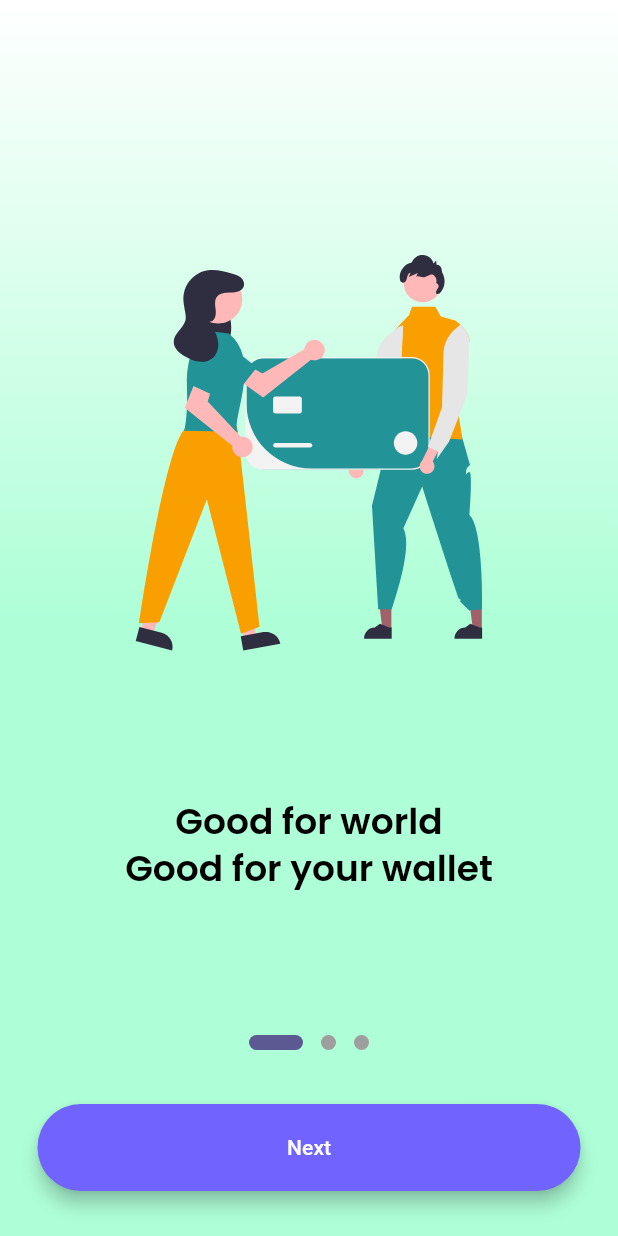
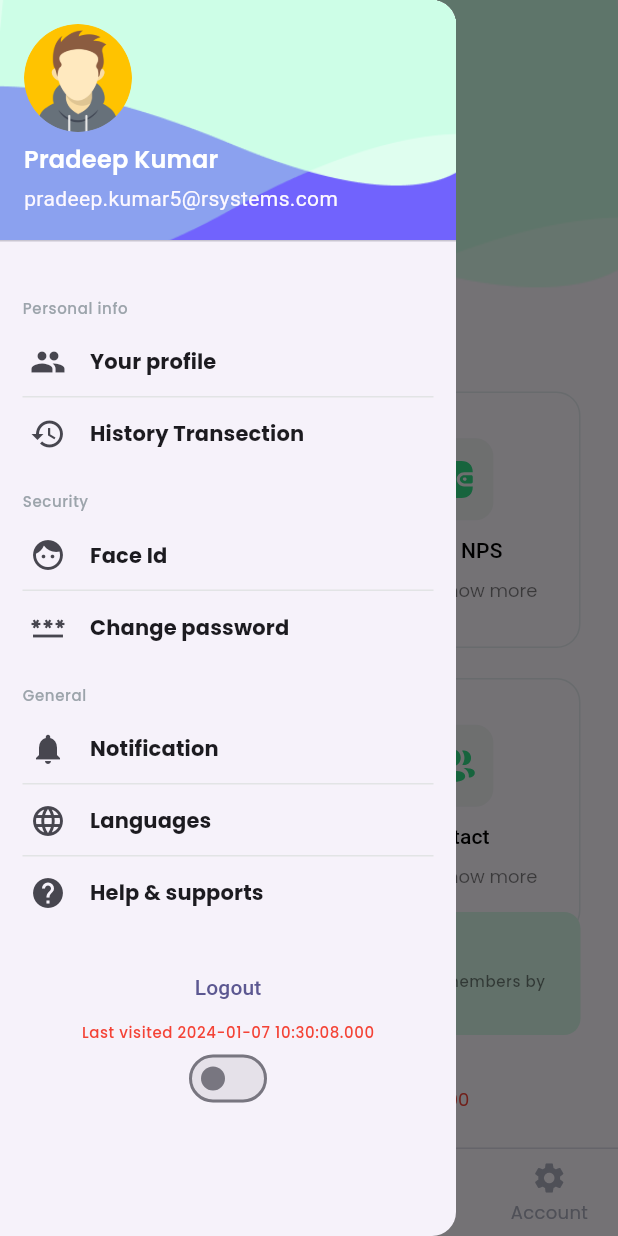
Before and after one commit to frontendweb-sg/shoal_app, a Flutter app: the screen it shows after launch, with the side drawer open (before the commit the screen has no drawer), on a phone screen of 412 x 824 dp. Run offline on Flutter 3.47's test engine with Material 3 defaults, Android fonts, the phone set to English and light mode, and no system bars; drawn by our look-alikes of dots_indicator; our stand-ins replace dio, equatable, flutter_riverpod, flutter_svg, google_fonts, riverpod_annotation and 1 more; generated files the repository leaves out were written again; project files that could hold a hidden picture were left out.

Commit message:
add home page

```diff
--- /dev/null
+++ b/lib/core/common/menu.dart
@@ -0,0 +1,18 @@
+import 'package:flutter/material.dart';
+
+class Menu {
+  final int? id;
+  final String? title;
+  final Icon? icon;
+  final String? subtitle;
+  final Function(BuildContext context)? onPressed;
+  final List<Menu>? childrens;
+  Menu({
+    this.id,
+    this.title,
+    this.subtitle,
+    this.icon,
+    this.onPressed,
+    this.childrens,
+  });
+}
--- a/lib/main.dart
+++ b/lib/main.dart
@@ -1,6 +1,7 @@
 import 'package:flutter/material.dart';
 import 'package:flutter_riverpod/flutter_riverpod.dart';
 import 'package:shoal_app/config/theme/theme.dart';
+import 'package:shoal_app/modules/home/presenter/pages/home.dart';
 import 'package:shoal_app/modules/splash/presenter/pages/splash.dart';
 
 void main() {
@@ -21,7 +22,7 @@ class MyApp extends StatelessWidget {
       title: 'Flutter Demo',
       theme: lightTheme,
       darkTheme: darkTheme,
-      home: const SplashScreen(),
+      home: const HomeScreen(),
     );
   }
 }
--- /dev/null
+++ b/lib/modules/account/presenter/pages/setting_screen.dart
@@ -0,0 +1,21 @@
+import 'package:flutter/material.dart';
+
+class AccountScreen extends StatelessWidget {
+  const AccountScreen({super.key});
+
+  @override
+  Widget build(BuildContext context) {
+    return const Scaffold(
+      body: SafeArea(
+        child: SingleChildScrollView(
+          child: Padding(
+            padding: EdgeInsets.all(10.0),
+            child: Center(
+              child: Text('AccountScreen screen '),
+            ),
+          ),
+        ),
+      ),
+    );
+  }
+}
--- a/lib/modules/auth/presenter/pages/login.dart
+++ b/lib/modules/auth/presenter/pages/login.dart
@@ -176,9 +176,6 @@ class _LoginScreenState extends ConsumerState<LoginScreen> {
               ),
             ],
           ),
-          const SizedBox(
-            height: 20,
-          ),
         ],
       ),
     );
--- a/lib/modules/auth/presenter/pages/register.dart
+++ b/lib/modules/auth/presenter/pages/register.dart
@@ -151,9 +151,6 @@ class _RegisterScreenState extends State<RegisterScreen> {
               return null;
             },
           ),
-          const SizedBox(
-            height: 20,
-          ),
         ],
       ),
     );
--- /dev/null
+++ b/lib/modules/history/presenter/pages/history_screen.dart
@@ -0,0 +1,21 @@
+import 'package:flutter/material.dart';
+
+class HistoryScreen extends StatelessWidget {
+  const HistoryScreen({super.key});
+
+  @override
+  Widget build(BuildContext context) {
+    return const Scaffold(
+      body: SafeArea(
+        child: SingleChildScrollView(
+          child: Padding(
+            padding: EdgeInsets.all(10.0),
+            child: Center(
+              child: Text('History screen world'),
+            ),
+          ),
+        ),
+      ),
+    );
+  }
+}
--- /dev/null
+++ b/lib/modules/home/presenter/pages/home.dart
@@ -0,0 +1,42 @@
+import 'package:flutter/material.dart';
+import 'package:flutter_riverpod/flutter_riverpod.dart';
+import 'package:shoal_app/core/i18n/contents.dart';
+import 'package:shoal_app/modules/account/presenter/pages/setting_screen.dart';
+import 'package:shoal_app/modules/history/presenter/pages/history_screen.dart';
+import 'package:shoal_app/modules/home/presenter/widgets/home_content.dart';
+import 'package:shoal_app/modules/wallet/presenter/pages/wallet_screen.dart';
+import 'package:shoal_app/shared/providers/tab.dart';
+import 'package:shoal_app/shared/widgets/bottom_tab.dart';
+import 'package:shoal_app/shared/widgets/navbar.dart';
+import 'package:shoal_app/shared/widgets/sidebar.dart';
+
+class HomeScreen extends ConsumerStatefulWidget {
+  const HomeScreen({super.key});
+  @override
+  ConsumerState<HomeScreen> createState() {
+    return _HomeScreenState();
+  }
+}
+
+class _HomeScreenState extends ConsumerState<HomeScreen> {
+  @override
+  Widget build(BuildContext context) {
+    final currentTabIndex = ref.watch(tabProvider);
+
+    Widget screen = const HomeScreenContent();
+
+    if (currentTabIndex == 1) screen = const HistoryScreen();
+    if (currentTabIndex == 2) screen = const WalletScreen();
+    if (currentTabIndex == 3) screen = const AccountScreen();
+
+    return Scaffold(
+      extendBodyBehindAppBar: true,
+      appBar: const Navbar(
+        title: AppContent.strHomeText,
+      ),
+      drawer: Sidebar(),
+      body: screen,
+      bottomNavigationBar: const BottomNavigation(),
+    );
+  }
+}
--- /dev/null
+++ b/lib/modules/home/presenter/widgets/home_content.dart
@@ -0,0 +1,104 @@
+import 'package:flutter/material.dart';
+import 'package:flutter_riverpod/flutter_riverpod.dart';
+import 'package:shoal_app/config/theme/typography.dart';
+import 'package:shoal_app/core/constants/images.dart';
+import 'package:shoal_app/core/i18n/contents.dart';
+import 'package:shoal_app/modules/home/presenter/widgets/horizontal_panel.dart';
+import 'package:shoal_app/modules/home/presenter/widgets/panel.dart';
+
+class HomeScreenContent extends ConsumerWidget {
+  const HomeScreenContent({super.key});
+  @override
+  Widget build(BuildContext context, WidgetRef ref) {
+    return Stack(
+      alignment: Alignment.center,
+      children: [
+        Positioned(
+          top: 0,
+          left: 0,
+          right: 0,
+          child: Image.asset(
+            isAntiAlias: true,
+            AppImage.imgHomeScreenBg,
+            fit: BoxFit.contain,
+          ),
+        ),
+        Container(
+          padding: const EdgeInsets.fromLTRB(25.0, 205.0, 25.0, 75.0),
+          width: MediaQuery.of(context).size.width,
+          child: Column(
+            children: [
+              Expanded(
+                child: GridView.count(
+                  shrinkWrap: true,
+                  crossAxisCount: 2,
+                  mainAxisSpacing: 20.0,
+                  crossAxisSpacing: 20.0,
+                  children: [
+                    panelCard(
+                      context,
+                      image: AppImage.imgSendIcon,
+                      onPressed: () {
+                        Navigator.of(context).push(
+                          MaterialPageRoute(
+                            builder: (builder) => const Center(),
+                          ),
+                        );
+                      },
+                      label: AppContent.strApplyLoan,
+                    ),
+                    panelCard(
+                      context,
+                      image: AppImage.imgWalletIcon,
+                      onPressed: () {
+                        Navigator.of(context).push(
+                          MaterialPageRoute(
+                            builder: (builder) => const Center(),
+                          ),
+                        );
+                      },
+                      label: AppContent.strApplyNPS,
+                    ),
+                    panelCard(
+                      context,
+                      image: AppImage.imgLoginIcon,
+                      onPressed: () {
+                        Navigator.of(context).push(
+                          MaterialPageRoute(
+                            builder: (builder) => const Center(),
+                          ),
+                        );
+                      },
+                      label: AppContent.strRequest,
+                    ),
+                    panelCard(
+                      context,
+                      image: AppImage.imgUserIcon,
+                      onPressed: () {
+                        Navigator.of(context).push(
+                          MaterialPageRoute(
+                            builder: (builder) => const Center(),
+                          ),
+                        );
+                      },
+                      label: AppContent.strContact,
+                    )
+                  ],
+                ),
+              ),
+              horizontalPanel(context),
+            ],
+          ),
+        ),
+        Positioned(
+          bottom: 25.0,
+          child: textDisplayMedium(
+            context,
+            color: Colors.red,
+            label: 'Last visited: ${DateTime.now()}',
+          ),
+        )
+      ],
+    );
+  }
+}
--- /dev/null
+++ b/lib/modules/home/presenter/widgets/horizontal_panel.dart
@@ -0,0 +1,50 @@
+import 'package:flutter/material.dart';
+import 'package:flutter_svg/flutter_svg.dart';
+import 'package:shoal_app/config/theme/colors.dart';
+import 'package:shoal_app/config/theme/typography.dart';
+import 'package:shoal_app/core/constants/images.dart';
+import 'package:shoal_app/core/i18n/contents.dart';
+
+Widget horizontalPanel(BuildContext context) {
+  return Container(
+    height: 82.0,
+    width: double.infinity,
+    padding: const EdgeInsets.symmetric(horizontal: 15.0, vertical: 10.0),
+    decoration: BoxDecoration(
+      color: AppColor.kLightGreen,
+      borderRadius: BorderRadius.circular(11.0),
+    ),
+    child: Row(
+      children: [
+        Container(
+          width: 66.68,
+          height: 56,
+          color: AppColor.kGrayLight,
+          child: SvgPicture.asset(AppImage.imgSharingIcon),
+        ),
+        const SizedBox(
+          width: 15,
+        ),
+        Expanded(
+          child: Column(
+            mainAxisAlignment: MainAxisAlignment.center,
+            mainAxisSize: MainAxisSize.max,
+            crossAxisAlignment: CrossAxisAlignment.start,
+            children: [
+              textDisplayMedium(
+                context,
+                color: AppColor.kBlack,
+                label: AppContent.strSharingCaring,
+              ),
+              const SizedBox(height: 10.0),
+              textBodySmall(
+                context,
+                label: AppContent.strShareContent,
+              )
+            ],
+          ),
+        )
+      ],
+    ),
+  );
+}
--- /dev/null
+++ b/lib/modules/home/presenter/widgets/panel.dart
@@ -0,0 +1,59 @@
+import 'package:flutter/material.dart';
+import 'package:flutter_svg/flutter_svg.dart';
+import 'package:shoal_app/config/theme/colors.dart';
+import 'package:shoal_app/config/theme/typography.dart';
+import 'package:shoal_app/core/i18n/contents.dart';
+
+Widget panelCard(
+  BuildContext context, {
+  required Function() onPressed,
+  required String label,
+  String? image,
+  Icon? icon,
+}) {
+  return Ink(
+    decoration: BoxDecoration(
+      color: AppColor.kTransparent,
+      border: Border.all(
+        color: AppColor.kCardBorderColor,
+        style: BorderStyle.solid,
+        width: 1,
+      ),
+      borderRadius: BorderRadius.circular(16.0),
+    ),
+    child: InkWell(
+      borderRadius: BorderRadius.circular(16),
+      highlightColor: AppColor.kCardHighlightColor,
+      onTap: () {
+        print("HI");
+      },
+      child: Padding(
+        padding: const EdgeInsets.all(20.0),
+        child: Column(
+          mainAxisAlignment: MainAxisAlignment.center,
+          children: [
+            Container(
+              width: 54.81,
+              height: 54.81,
+              padding: const EdgeInsets.all(10.0),
+              decoration: BoxDecoration(
+                color: AppColor.kGrayLight,
+                borderRadius: BorderRadius.circular(12.0),
+              ),
+              child: SvgPicture.asset(image!),
+            ),
+            Padding(
+              padding: const EdgeInsets.symmetric(vertical: 10.0),
+              child: textBodyLarge(
+                context,
+                label: label,
+                color: AppColor.kBlack,
+              ),
+            ),
+            textDisplayMedium(context, label: AppContent.strClickToKnowMore)
+          ],
+        ),
+      ),
+    ),
+  );
+}
--- /dev/null
+++ b/lib/modules/wallet/presenter/pages/wallet_screen.dart
@@ -0,0 +1,21 @@
+import 'package:flutter/material.dart';
+
+class WalletScreen extends StatelessWidget {
+  const WalletScreen({super.key});
+
+  @override
+  Widget build(BuildContext context) {
+    return const Scaffold(
+      body: SafeArea(
+        child: SingleChildScrollView(
+          child: Padding(
+            padding: EdgeInsets.all(10.0),
+            child: Center(
+              child: Text('wallet screen '),
+            ),
+          ),
+        ),
+      ),
+    );
+  }
+}
--- /dev/null
+++ b/lib/shared/providers/tab.dart
@@ -0,0 +1,13 @@
+import 'package:riverpod_annotation/riverpod_annotation.dart';
+
+part 'tab.g.dart';
+
+@riverpod
+class Tab extends _$Tab {
+  @override
+  int build() => 0;
+
+  void onTabChange(int value) {
+    state = value;
+  }
+}
--- /dev/null
+++ b/lib/shared/providers/theme_riverpod.dart
@@ -0,0 +1,8 @@
+import 'package:flutter_riverpod/flutter_riverpod.dart';
+
+///
+/// Theme provider
+/// Later will need to change make it more verbose
+/// now only updating true/false
+///
+final themeProvider = StateProvider<bool>((ref) => false);
--- /dev/null
+++ b/lib/shared/widgets/bottom_tab.dart
@@ -0,0 +1,54 @@
+import 'package:flutter/material.dart';
+import 'package:flutter_riverpod/flutter_riverpod.dart';
+import 'package:shoal_app/config/theme/colors.dart';
+import 'package:shoal_app/core/constants/icons.dart';
+import 'package:shoal_app/core/i18n/contents.dart';
+import 'package:shoal_app/shared/providers/tab.dart';
+
+class BottomNavigation extends ConsumerWidget {
+  const BottomNavigation({super.key});
+
+  @override
+  Widget build(BuildContext context, WidgetRef ref) {
+    final currentIndex = ref.watch(tabProvider);
+
+    return Container(
+      decoration: const BoxDecoration(
+        border: Border(
+          top: BorderSide(
+              color: AppColor.kBottomNavigationBorderColor,
+              width: 1,
+              style: BorderStyle.solid),
+        ),
+      ),
+      child: BottomNavigationBar(
+          onTap: (index) => ref.read(tabProvider.notifier).onTabChange(index),
+          currentIndex: currentIndex,
+          selectedItemColor: AppColor.kBottomNavigationSelectedColor,
+          unselectedItemColor: AppColor.kBottomNavigationUnselectedColor,
+          unselectedIconTheme: const IconThemeData(
+            color: AppColor.kBottomNavigationUnselectedColor,
+          ),
+          showUnselectedLabels: true,
+          elevation: 0,
+          items: const [
+            BottomNavigationBarItem(
+              label: AppContent.strHome,
+              icon: AppIcon.iconHome,
+            ),
+            BottomNavigationBarItem(
+              label: AppContent.strHistory,
+              icon: AppIcon.iconHistory,
+            ),
+            BottomNavigationBarItem(
+              label: AppContent.strWallet,
+              icon: AppIcon.iconWallet,
+            ),
+            BottomNavigationBarItem(
+              label: AppContent.strAccount,
+              icon: AppIcon.iconSettings,
+            ),
+          ]),
+    );
+  }
+}
--- /dev/null
+++ b/lib/shared/widgets/horizontal_panel.dart
@@ -0,0 +1,45 @@
+import 'package:flutter/material.dart';
+import 'package:shoal_app/config/theme/colors.dart';
+import 'package:shoal_app/config/theme/typography.dart';
+import 'package:shoal_app/core/constants/images.dart';
+
+class HorizontalCard extends StatelessWidget {
+  const HorizontalCard({super.key});
+
+  @override
+  Widget build(BuildContext context) {
+    return Container(
+      height: 82,
+      padding: const EdgeInsets.all(10.0),
+      decoration: BoxDecoration(
+        borderRadius: BorderRadius.circular(15.0),
+        color: AppColor.kLightGreen,
+      ),
+      child: Row(
+        children: [
+          SizedBox(
+            width: 100,
+            height: 100,
+            child: Image.asset(AppImage.imgAppLogo),
+          ),
+          const SizedBox(
+            width: 20,
+          ),
+          Expanded(
+            child: Column(
+              mainAxisAlignment: MainAxisAlignment.start,
+              crossAxisAlignment: CrossAxisAlignment.start,
+              children: [
+                textDisplayMedium(context, label: 'Sharing is caring.'),
+                Text(
+                  "Share the same account upto 5 members by adding them into your family list.",
+                  style: Theme.of(context).textTheme.copyWith().bodySmall,
+                )
+              ],
+            ),
+          )
+        ],
+      ),
+    );
+  }
+}
--- /dev/null
+++ b/lib/shared/widgets/navbar.dart
@@ -0,0 +1,47 @@
+import 'package:flutter/material.dart';
+import 'package:shoal_app/config/theme/colors.dart';
+import 'package:shoal_app/config/theme/typography.dart';
+
+class Navbar extends StatelessWidget implements PreferredSizeWidget {
+  const Navbar({super.key, this.title});
+
+  final String? title;
+  @override
+  Widget build(BuildContext context) {
+    return AppBar(
+      surfaceTintColor: Colors.transparent,
+      // leading: IconButton(
+      //   iconSize: 18.0,
+      //   icon: const ImageIcon(
+      //     AssetImage(
+      //       AppImage.imgDrawerIcon,
+      //     ),
+      //     size: 18.0,
+      //   ),
+      //   onPressed: () {
+      //     Scaffold.of(context).openDrawer();
+      //   },
+      // ),
+
+      title: textBodyLarge(
+        context,
+        color: AppColor.kBlack,
+        label: title ?? '',
+      ),
+      actions: [
+        // IconButton(
+        //   onPressed: () {},
+        //   icon: const ImageIcon(
+        //     AssetImage(
+        //       AppImage.imgNotificationIcon,
+        //     ),
+        //     size: 17.5,
+        //   ),
+        // ),
+      ],
+    );
+  }
+
+  @override
+  Size get preferredSize => const Size.fromHeight(kToolbarHeight);
+}
--- /dev/null
+++ b/lib/shared/widgets/sidebar.dart
@@ -0,0 +1,186 @@
+import 'package:flutter/material.dart';
+import 'package:flutter_riverpod/flutter_riverpod.dart';
+import 'package:shoal_app/config/theme/colors.dart';
+import 'package:shoal_app/core/constants/images.dart';
+import 'package:shoal_app/core/common/menu.dart';
+import 'package:shoal_app/shared/providers/theme_riverpod.dart';
+
+class Sidebar extends ConsumerWidget {
+  Sidebar({super.key});
+  final List<Menu> menus = [
+    Menu(
+      id: 1,
+      title: 'Personal info',
+      childrens: [
+        Menu(
+          id: 01,
+          title: 'Your profile',
+          icon: const Icon(Icons.people),
+        ),
+        Menu(
+          id: 02,
+          title: 'History Transection',
+          icon: const Icon(Icons.history),
+        )
+      ],
+    ),
+    Menu(
+      id: 2,
+      title: 'Security',
+      childrens: [
+        Menu(
+          id: 21,
+          title: 'Face Id',
+          icon: const Icon(Icons.face),
+        ),
+        Menu(
+          id: 22,
+          title: 'Change password',
+          icon: const Icon(Icons.password),
+        )
+      ],
+    ),
+    Menu(
+      id: 3,
+      title: 'General',
+      childrens: [
+        Menu(
+          id: 31,
+          title: 'Notification',
+          icon: const Icon(Icons.notifications),
+        ),
+        Menu(
+          id: 32,
+          title: 'Languages',
+          icon: const Icon(Icons.language),
+        ),
+        Menu(
+          id: 33,
+          title: 'Help & supports',
+          icon: const Icon(Icons.help),
+        )
+      ],
+    ),
+  ];
+
+  @override
+  Widget build(BuildContext context, WidgetRef ref) {
+    final themeState = ref.watch(themeProvider);
+    final themeNotifier = ref.read(themeProvider.notifier);
+    return Drawer(
+      child: Column(
+        mainAxisSize: MainAxisSize.max,
+        children: [
+          userHeader(context),
+          Padding(
+            padding: const EdgeInsets.all(15.0),
+            child: sidebarMenu(context, menus),
+          ),
+          TextButton(
+            onPressed: () {
+              //Globals.storageService.logout();
+              // if (!Globals.storageService.userIsAuthenticated) {
+              //   Navigator.of(context).pushReplacement(
+              //     MaterialPageRoute(
+              //       builder: (bld) => const LoginScreen(),
+              //     ),
+              //   );
+              // }
+            },
+            child: const Text(
+              "Logout",
+            ),
+          ),
+          Text(
+            'Last visited ${DateTime.now()}',
+            style: Theme.of(context).textTheme.bodySmall!.copyWith(
+                  color: AppColor.kRed,
+                ),
+          ),
+          Switch(
+            value: themeState,
+            onChanged: (value) {
+              themeNotifier.state = value;
+            },
+          )
+        ],
+      ),
+    );
+  }
+}
+
+UserAccountsDrawerHeader userHeader(BuildContext context) {
+  return UserAccountsDrawerHeader(
+    accountName: Text(
+      "Pradeep Kumar",
+      style: Theme.of(context)
+          .textTheme
+          .titleMedium!
+          .copyWith(color: AppColor.kWhite),
+    ),
+    accountEmail: const Text("pradeep.kumar5@rsystems.com"),
+    currentAccountPicture: ClipOval(
+      child: Image.asset(
+        AppImage.imgAvatarImg,
+        fit: BoxFit.cover,
+      ),
+    ),
+    decoration: const BoxDecoration(
+      color: AppColor.kPrimaryColor,
+      image: DecorationImage(
+        fit: BoxFit.cover,
+        image: AssetImage(
+          AppImage.imgHomeScreenBg,
+        ),
+      ),
+    ),
+  );
+}
+
+Widget sidebarMenu(BuildContext context, List<Menu> menus) =>
+    SingleChildScrollView(
+      child: Column(
+        children: menus
+            .map(
+              (menu) => Column(
+                mainAxisAlignment: MainAxisAlignment.start,
+                crossAxisAlignment: CrossAxisAlignment.start,
+                children: [
+                  const SizedBox(
+                    height: 15.0,
+                  ),
+                  Text(
+                    menu.title.toString(),
+                    textAlign: TextAlign.left,
+                    style: Theme.of(context).textTheme.bodySmall!.copyWith(
+                          color: AppColor.kTextGray,
+                        ),
+                  ),
+                  const SizedBox(
+                    height: 5,
+                  ),
+                  ...ListTile.divideTiles(
+                    color: AppColor.kBorderColor,
+                    context: context,
+                    tiles: menu.childrens!
+                        .map(
+                          (e) => ListTile(
+                            contentPadding:
+                                const EdgeInsets.symmetric(horizontal: 5.0),
+                            onTap: () => e.onPressed!(context),
+                            dense: true,
+                            leading: e.icon,
+                            title: Text(
+                              e.title.toString(),
+                              style: Theme.of(context).textTheme.titleSmall,
+                            ),
+                          ),
+                        )
+                        .toList(),
+                  )
+                ],
+              ),
+            )
+            .toList(),
+      ),
+    );
--- /dev/null
+++ b/lib/shared/widgets/toaster.dart
@@ -0,0 +1,15 @@
+import 'package:flutter/material.dart';
+import 'package:shoal_app/config/theme/colors.dart';
+
+void toaster(BuildContext context, {required String msg}) {
+  ScaffoldMessenger.of(context).showSnackBar(
+    SnackBar(
+      showCloseIcon: true,
+      backgroundColor: AppColor.kSnakbarBg,
+      duration: const Duration(
+        seconds: 20,
+      ),
+      content: Text(msg),
+    ),
+  );
+}
```
Also changed, not shown: lib/shared/providers/tab.g.dart (added).
